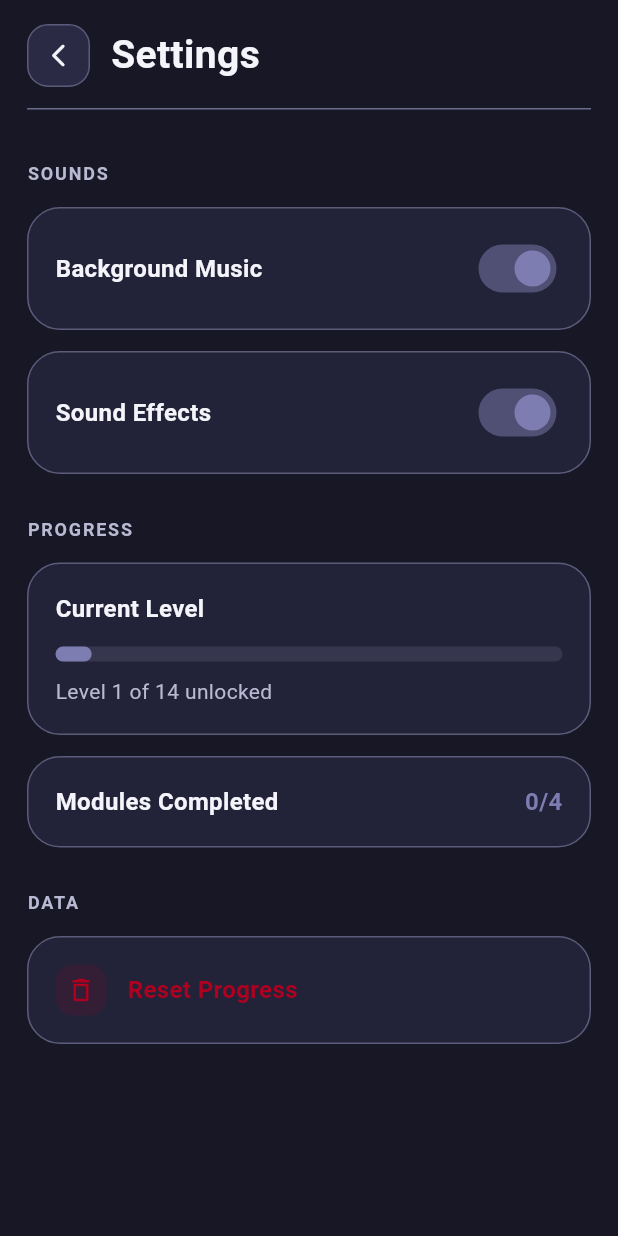
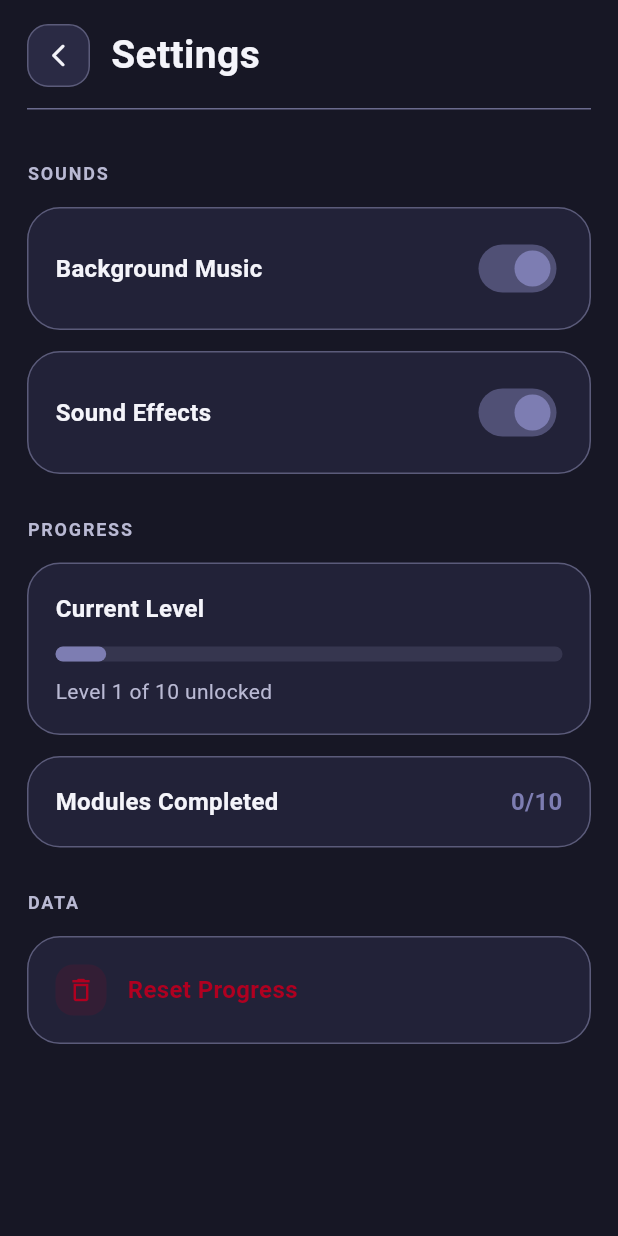
Before and after one commit to eunabgpr/RackTangle, a Flutter app: the SettingsScreen screen opened directly, after a tap on "Reset Progress", on a phone screen of 412 x 824 dp. Run offline on Flutter 3.47's test engine with Material 3 defaults, Android fonts, the phone set to English and light mode, and no system bars; our stand-ins replace audioplayers, shared_preferences; accounts and stored records are empty.

Commit message:
- Fix completed module - Fix level 2 restart button - Restart game after level 10 - remove arrow to ‘Ready to play’

```diff
--- a/lib/Levels/Level1.dart
+++ b/lib/Levels/Level1.dart
@@ -1136,7 +1136,7 @@ class _Level1LearningCard extends StatelessWidget {
                       padding: const EdgeInsets.symmetric(vertical: 14),
                     ),
                     child: const Text(
-                      '→ Ready to Play!',
+                      'Ready to Play!',
                       style: TextStyle(
                         fontSize: 18,
                         fontWeight: FontWeight.w700,
--- a/lib/Levels/Level10.dart
+++ b/lib/Levels/Level10.dart
@@ -428,8 +428,9 @@ class _Level10ScreenState extends State<Level10Screen> {
                 const SizedBox(height: 20),
                 _dialogButton(
                   text: 'Back to home',
-                  onPressed: () {
+                  onPressed: () async {
                     unawaited(_playSfx('sfx_button.ogg'));
+                    await _progressService.resetProgress();
                     unawaited(_bgmService.setBgm('bgm_menu.mp3'));
                     Navigator.of(dialogContext).pop();
                     Navigator.of(context).popUntil((route) => route.isFirst);
--- a/lib/Levels/Level2.dart
+++ b/lib/Levels/Level2.dart
@@ -131,13 +131,14 @@ class _Level2ScreenState extends State<Level2Screen> {
 
   void _resetLevel() {
     setState(() {
-      _modemPortByWire = [0, 2];
+      _modemPortByWire = [1, 0];
       _draggingWire = null;
       _dragPosition = null;
       _elapsedSeconds = 0;
       _isPaused = false;
       _levelCleared = false;
       _showingClearDialog = false;
+      _currentCrossingCount = 0;
     });
     _startTimer();
   }
@@ -1117,7 +1118,7 @@ class _PrePlayLearningCard extends StatelessWidget {
                       padding: const EdgeInsets.symmetric(vertical: 14),
                     ),
                     child: const Text(
-                      '→ Ready to Play!',
+                      'Ready to Play!',
                       style: TextStyle(
                         fontSize: 18,
                         fontWeight: FontWeight.w700,
--- a/lib/Levels/Level3.dart
+++ b/lib/Levels/Level3.dart
@@ -1116,7 +1116,7 @@ class _PrePlayLearningCard extends StatelessWidget {
                       padding: const EdgeInsets.symmetric(vertical: 14),
                     ),
                     child: const Text(
-                      '→ Ready to Play!',
+                      'Ready to Play!',
                       style: TextStyle(
                         fontSize: 18,
                         fontWeight: FontWeight.w700,
--- a/lib/Levels/Level4.dart
+++ b/lib/Levels/Level4.dart
@@ -1294,7 +1294,7 @@ class _PrePlayLearningCard extends StatelessWidget {
                       padding: const EdgeInsets.symmetric(vertical: 14),
                     ),
                     child: const Text(
-                      '→ Ready to Play!',
+                      'Ready to Play!',
                       style: TextStyle(
                         fontSize: 18,
                         fontWeight: FontWeight.w700,
--- a/lib/Levels/Level7.dart
+++ b/lib/Levels/Level7.dart
@@ -1123,7 +1123,7 @@ class _Level7LearningCard extends StatelessWidget {
                       ),
                     ),
                     child: const Text(
-                      '→ Ready to Play!',
+                      'Ready to Play!',
                       style:
                           TextStyle(fontSize: 18, fontWeight: FontWeight.w700),
                     ),
--- a/lib/settings.dart
+++ b/lib/settings.dart
@@ -18,10 +18,9 @@ class _SettingsScreenState extends State<SettingsScreen> {
 
   bool _backgroundMusicEnabled = true;
   bool _soundEffectsEnabled = true;
-  int _currentLevel = 10;
-  int _maxLevel = 14;
-  int _completedModules = 2;
-  int _totalModules = 4;
+  int _currentLevel = 1;
+  int _maxLevel = 10;
+  int _totalModules = 10;
 
   static const Color _backgroundColor = Color(0xFF171725);
   static const Color _panelColor = Color(0xFF222238);
@@ -62,6 +61,10 @@ class _SettingsScreenState extends State<SettingsScreen> {
     });
   }
 
+  int get _completedModules {
+    return (_currentLevel - 1).clamp(0, _totalModules);
+  }
+
   double get _levelProgress => _currentLevel / _maxLevel;
 
   Future<void> _toggleBackgroundMusic(bool value) async {
@@ -85,7 +88,6 @@ class _SettingsScreenState extends State<SettingsScreen> {
   Future<void> _resetProgress() async {
     setState(() {
       _currentLevel = 1;
-      _completedModules = 0;
     });
     await _progressService.resetProgress();
   }
```
